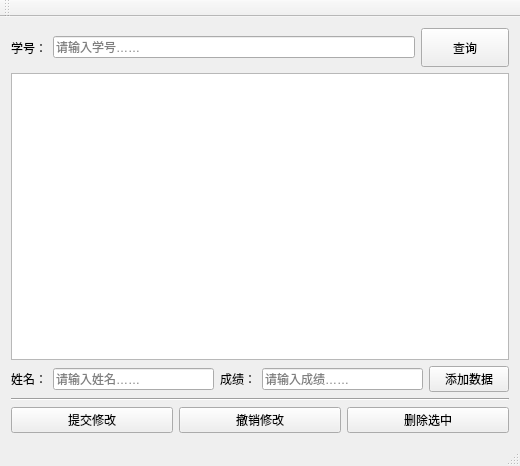
Old version of the form mainwindow.ui in the repository hovenjay/Learn-QT5.
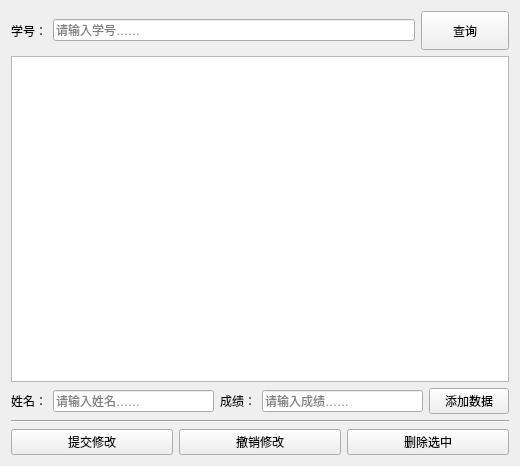
New version of the form.

Commit message: 调整UI细节

Diff of the .ui file:
```diff
--- a/mainwindow.ui
+++ b/mainwindow.ui
@@ -133,15 +133,6 @@
     </item>
    </layout>
   </widget>
-  <widget class="QToolBar" name="mainToolBar">
-   <attribute name="toolBarArea">
-    <enum>TopToolBarArea</enum>
-   </attribute>
-   <attribute name="toolBarBreak">
-    <bool>false</bool>
-   </attribute>
-  </widget>
-  <widget class="QStatusBar" name="statusBar"/>
  </widget>
  <layoutdefault spacing="6" margin="11"/>
  <resources/>
```
The commit also changes 2 other files.
